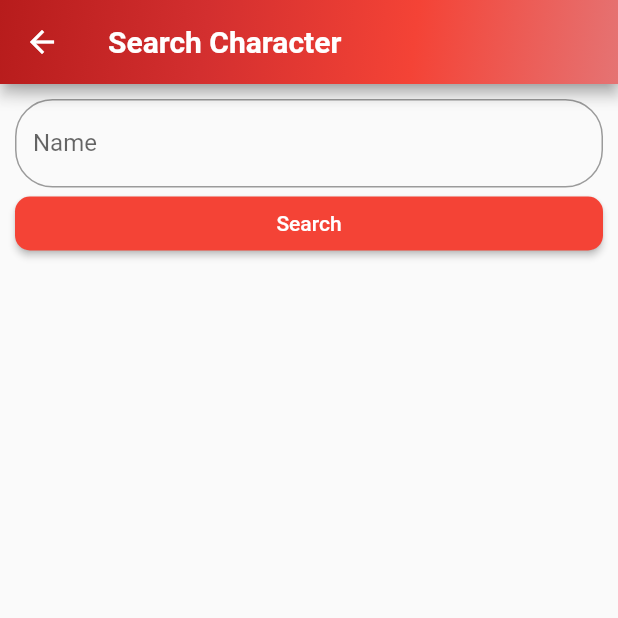
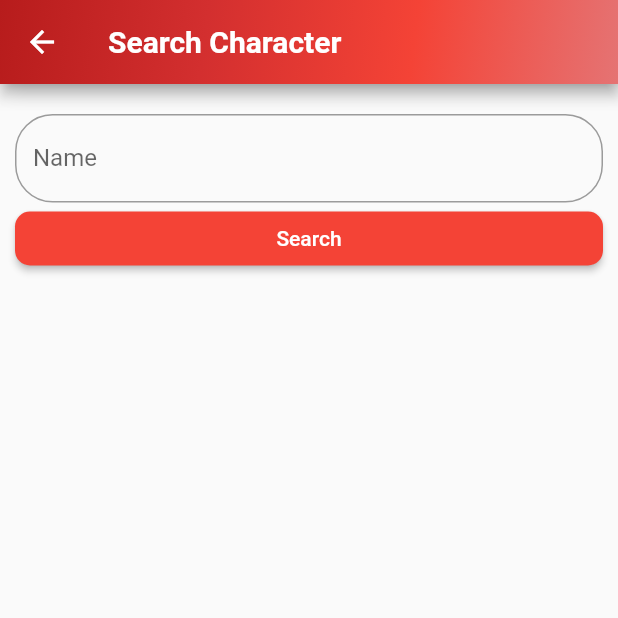
Before and after one commit to 1lucassousa/test_marvel_application, a Flutter app: the SearchNamePage screen opened directly, on a phone screen of 412 x 824 dp, the top half of it. Run offline on Flutter 3.47's test engine with Material 2 defaults, Android fonts, the light colour scheme and no system bars; our stand-ins replace dartz, dio, flutter_modular; missing offline and left inert: custom_progress_dialog.

Commit message:
fix in Search Name Page

```diff
--- a/lib/modules/test_marvel_application/presenter/search_name_page.dart
+++ b/lib/modules/test_marvel_application/presenter/search_name_page.dart
@@ -56,6 +56,9 @@ class _SearchNamePageState extends State<SearchNamePage> {
         padding: EdgeInsets.all(10),
         child: ListView(
           children: [
+            SizedBox(
+              height: 10,
+            ),
             _textFormField("Name", controller: nameController),
             Container(
               width: 200,
@@ -101,7 +104,11 @@ class _SearchNamePageState extends State<SearchNamePage> {
                 ? Column(
                     mainAxisAlignment: MainAxisAlignment.start,
                     children: [
-                      Text('Result Search'),
+                      Text(
+                        'Result Search',
+                        style: TextStyle(
+                            fontSize: 15, fontWeight: FontWeight.bold),
+                      ),
                       SizedBox(
                         height: 10,
                       ),
```
